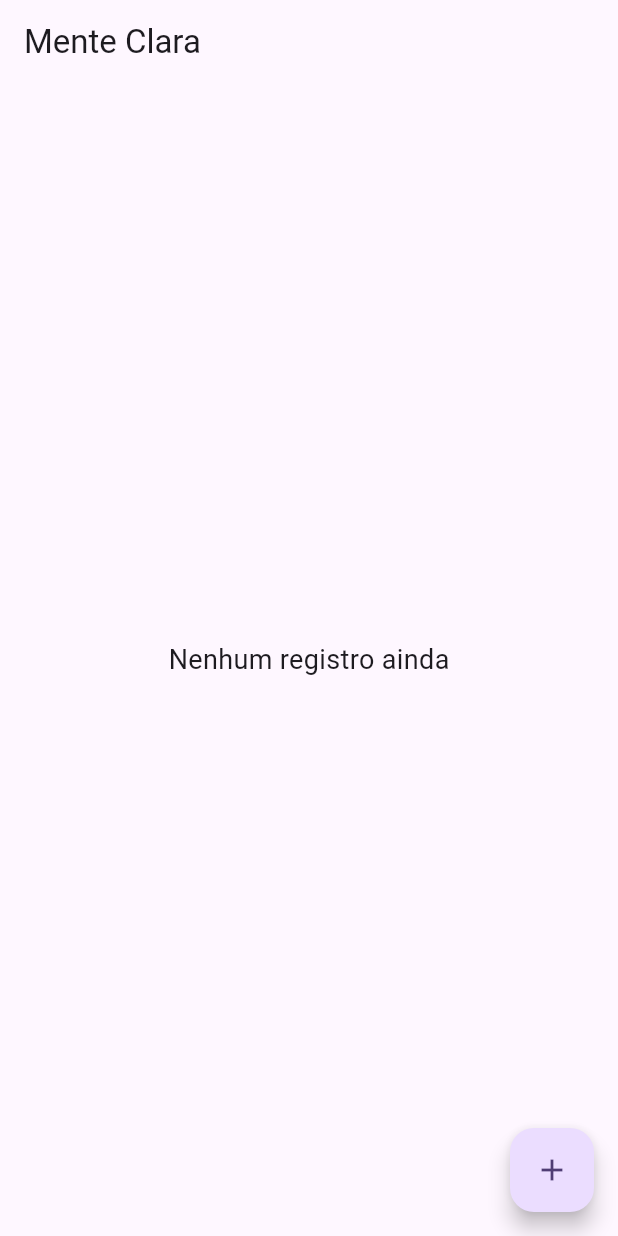
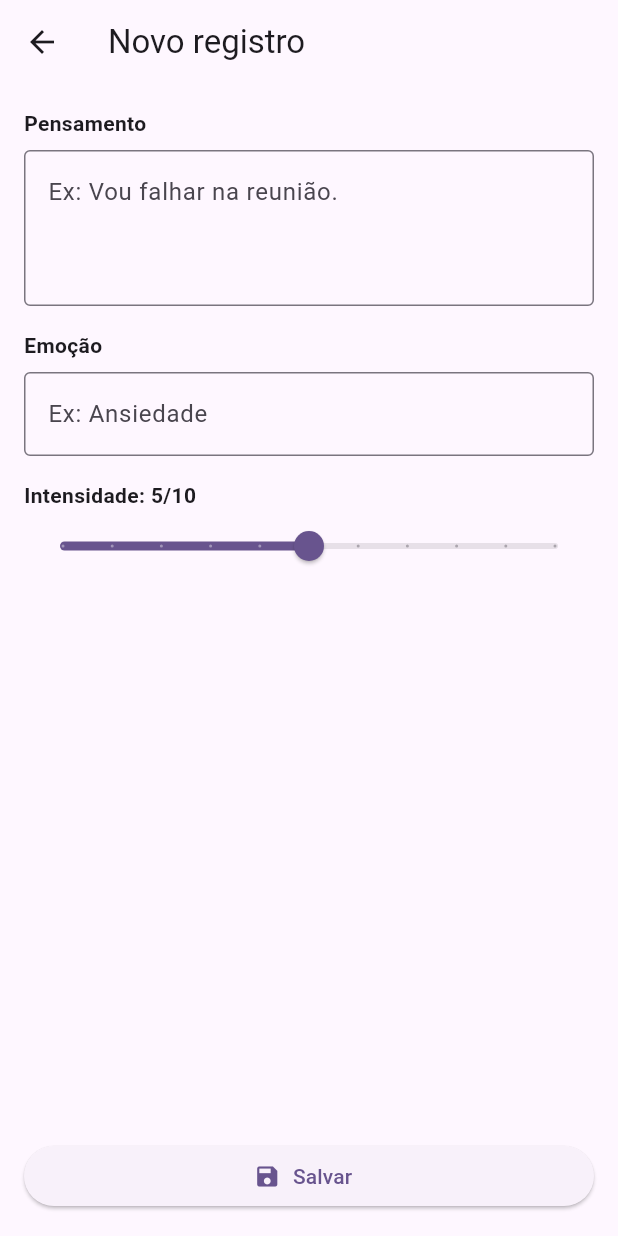
Before and after one commit to jcrrosario/MenteClara, a Flutter app: the screen it shows after launch, after a tap on the "add" icon, on a phone screen of 412 x 824 dp. Run offline on Flutter 3.47's test engine with Material 3 defaults, Android fonts, the phone set to English and light mode, and no system bars.

Commit message:
Tela de novo registro

```diff
--- a/lib/pages/home_page.dart
+++ b/lib/pages/home_page.dart
@@ -1,4 +1,5 @@
 import 'package:flutter/material.dart';
+import 'new_record_page.dart';
 
 class HomePage extends StatelessWidget {
   const HomePage({super.key});
@@ -16,8 +17,21 @@ class HomePage extends StatelessWidget {
         ),
       ),
       floatingActionButton: FloatingActionButton(
-        onPressed: () {
-          // depois vamos abrir a tela de cadastro
+        onPressed: () async {
+          // tela de novo registro
+          final result = await Navigator.push(
+            context,
+            MaterialPageRoute(builder: (_) => const NewRecordPage()),
+          );
+
+          if (result != null) {
+            // Por enquanto só mostra um feedback.
+            // No próximo passo a gente vai exibir numa lista na Home.
+            ScaffoldMessenger.of(context).showSnackBar(
+              const SnackBar(content: Text('Registro salvo.')),
+            );
+          }
+
         },
         child: const Icon(Icons.add),
       ),
--- a/lib/pages/new_record_page.dart
+++ b/lib/pages/new_record_page.dart
@@ -0,0 +1,104 @@
+import 'package:flutter/material.dart';
+
+class NewRecordPage extends StatefulWidget {
+  const NewRecordPage({super.key});
+
+  @override
+  State<NewRecordPage> createState() => _NewRecordPageState();
+}
+
+class _NewRecordPageState extends State<NewRecordPage> {
+  final _thoughtController = TextEditingController();
+  final _emotionController = TextEditingController();
+  double _intensity = 5;
+
+  @override
+  void dispose() {
+    _thoughtController.dispose();
+    _emotionController.dispose();
+    super.dispose();
+  }
+
+  void _save() {
+    final thought = _thoughtController.text.trim();
+    final emotion = _emotionController.text.trim();
+
+    if (thought.isEmpty || emotion.isEmpty) {
+      ScaffoldMessenger.of(context).showSnackBar(
+        const SnackBar(content: Text('Preenche pensamento e emoção.')),
+      );
+      return;
+    }
+
+    // Por enquanto, só voltamos com os dados.
+    Navigator.pop(context, {
+      'thought': thought,
+      'emotion': emotion,
+      'intensity': _intensity.round(),
+      'createdAt': DateTime.now().toIso8601String(),
+    });
+  }
+
+  @override
+  Widget build(BuildContext context) {
+    return Scaffold(
+      appBar: AppBar(
+        title: const Text('Novo registro'),
+      ),
+      body: Padding(
+        padding: const EdgeInsets.all(16),
+        child: Column(
+          crossAxisAlignment: CrossAxisAlignment.start,
+          children: [
+            const Text('Pensamento', style: TextStyle(fontWeight: FontWeight.w600)),
+            const SizedBox(height: 8),
+            TextField(
+              controller: _thoughtController,
+              maxLines: 3,
+              decoration: const InputDecoration(
+                hintText: 'Ex: Vou falhar na reunião.',
+                border: OutlineInputBorder(),
+              ),
+            ),
+            const SizedBox(height: 16),
+
+            const Text('Emoção', style: TextStyle(fontWeight: FontWeight.w600)),
+            const SizedBox(height: 8),
+            TextField(
+              controller: _emotionController,
+              decoration: const InputDecoration(
+                hintText: 'Ex: Ansiedade',
+                border: OutlineInputBorder(),
+              ),
+            ),
+            const SizedBox(height: 16),
+
+            Text(
+              'Intensidade: ${_intensity.round()}/10',
+              style: const TextStyle(fontWeight: FontWeight.w600),
+            ),
+            Slider(
+              value: _intensity,
+              min: 0,
+              max: 10,
+              divisions: 10,
+              label: _intensity.round().toString(),
+              onChanged: (v) => setState(() => _intensity = v),
+            ),
+
+            const Spacer(),
+
+            SizedBox(
+              width: double.infinity,
+              child: ElevatedButton.icon(
+                onPressed: _save,
+                icon: const Icon(Icons.save),
+                label: const Text('Salvar'),
+              ),
+            ),
+          ],
+        ),
+      ),
+    );
+  }
+}
```
